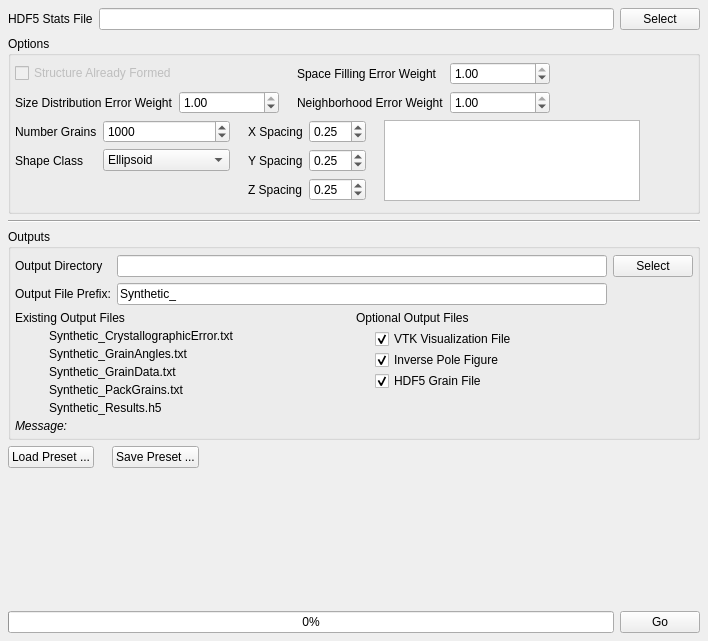
First picture: the form in Source/AIM/GUI/UI_Files/GrainGeneratorWidget.ui, repository BlueQuartzSoftware/DREAM3D, before the edit.
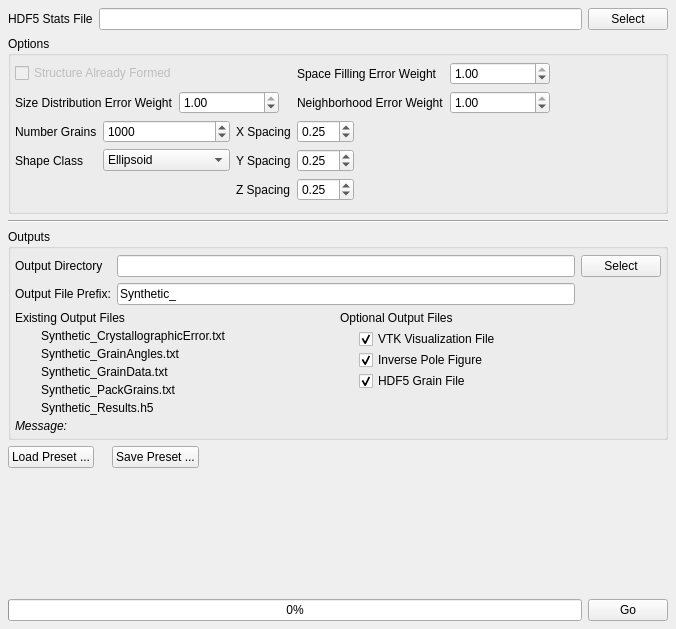
Second picture: the form after the edit. Icons and pictures are not drawn.

Commit message: Adding user interface widget to set the PhaseType for each phase in the Reconstruction Tab.

```diff
--- a/Source/AIM/GUI/UI_Files/GrainGeneratorWidget.ui
+++ b/Source/AIM/GUI/UI_Files/GrainGeneratorWidget.ui
@@ -6,8 +6,8 @@
    <rect>
     <x>0</x>
     <y>0</y>
-    <width>708</width>
-    <height>641</height>
+    <width>676</width>
+    <height>629</height>
    </rect>
   </property>
   <property name="windowTitle">
@@ -182,6 +182,19 @@
       </item>
       <item>
        <layout class="QGridLayout" name="gridLayout_7">
+        <item row="0" column="4" rowspan="4">
+         <spacer name="horizontalSpacer">
+          <property name="orientation">
+           <enum>Qt::Horizontal</enum>
+          </property>
+          <property name="sizeHint" stdset="0">
+           <size>
+            <width>40</width>
+            <height>20</height>
+           </size>
+          </property>
+         </spacer>
+        </item>
         <item row="0" column="0">
          <widget class="QLabel" name="label_22">
           <property name="text">
@@ -202,22 +215,6 @@
           </property>
          </widget>
         </item>
-        <item row="0" column="2" rowspan="4">
-         <spacer name="horizontalSpacer_23">
-          <property name="orientation">
-           <enum>Qt::Horizontal</enum>
-          </property>
-          <property name="sizeType">
-           <enum>QSizePolicy::Fixed</enum>
-          </property>
-          <property name="sizeHint" stdset="0">
-           <size>
-            <width>12</width>
-            <height>20</height>
-           </size>
-          </property>
-         </spacer>
-        </item>
         <item row="1" column="0">
          <widget class="QLabel" name="label_20">
           <property name="text">
@@ -244,14 +241,31 @@
           </item>
          </widget>
         </item>
-        <item row="0" column="3">
+        <item row="1" column="2">
+         <widget class="QLabel" name="label_18">
+          <property name="text">
+           <string>Y Spacing</string>
+          </property>
+         </widget>
+        </item>
+        <item row="1" column="3">
+         <widget class="QDoubleSpinBox" name="m_ZResolution">
+          <property name="singleStep">
+           <double>0.250000000000000</double>
+          </property>
+          <property name="value">
+           <double>0.250000000000000</double>
+          </property>
+         </widget>
+        </item>
+        <item row="0" column="2">
          <widget class="QLabel" name="label_15">
           <property name="text">
            <string>X Spacing</string>
           </property>
          </widget>
         </item>
-        <item row="0" column="4">
+        <item row="0" column="3">
          <widget class="QDoubleSpinBox" name="m_XResolution">
           <property name="singleStep">
            <double>0.250000000000000</double>
@@ -262,78 +276,22 @@
          </widget>
         </item>
         <item row="2" column="3">
+         <widget class="QDoubleSpinBox" name="m_YResolution">
+          <property name="singleStep">
+           <double>0.250000000000000</double>
+          </property>
+          <property name="value">
+           <double>0.250000000000000</double>
+          </property>
+         </widget>
+        </item>
+        <item row="2" column="2">
          <widget class="QLabel" name="label_16">
           <property name="text">
            <string>Z Spacing</string>
           </property>
          </widget>
         </item>
-        <item row="1" column="4">
-         <widget class="QDoubleSpinBox" name="m_ZResolution">
-          <property name="singleStep">
-           <double>0.250000000000000</double>
-          </property>
-          <property name="value">
-           <double>0.250000000000000</double>
-          </property>
-         </widget>
-        </item>
-        <item row="1" column="3">
-         <widget class="QLabel" name="label_18">
-          <property name="text">
-           <string>Y Spacing</string>
-          </property>
-         </widget>
-        </item>
-        <item row="2" column="4">
-         <widget class="QDoubleSpinBox" name="m_YResolution">
-          <property name="singleStep">
-           <double>0.250000000000000</double>
-          </property>
-          <property name="value">
-           <double>0.250000000000000</double>
-          </property>
-         </widget>
-        </item>
-        <item row="0" column="6" rowspan="3">
-         <widget class="QListWidget" name="phaseTypeList">
-          <property name="editTriggers">
-           <set>QAbstractItemView::AllEditTriggers</set>
-          </property>
-          <property name="alternatingRowColors">
-           <bool>true</bool>
-          </property>
-         </widget>
-        </item>
-        <item row="0" column="7" rowspan="3">
-         <spacer name="horizontalSpacer">
-          <property name="orientation">
-           <enum>Qt::Horizontal</enum>
-          </property>
-          <property name="sizeHint" stdset="0">
-           <size>
-            <width>40</width>
-            <height>20</height>
-           </size>
-          </property>
-         </spacer>
-        </item>
-        <item row="0" column="5" rowspan="3">
-         <spacer name="horizontalSpacer_2">
-          <property name="orientation">
-           <enum>Qt::Horizontal</enum>
-          </property>
-          <property name="sizeType">
-           <enum>QSizePolicy::Fixed</enum>
-          </property>
-          <property name="sizeHint" stdset="0">
-           <size>
-            <width>12</width>
-            <height>20</height>
-           </size>
-          </property>
-         </spacer>
-        </item>
        </layout>
       </item>
      </layout>
```
The commit also changes 12 other files.
